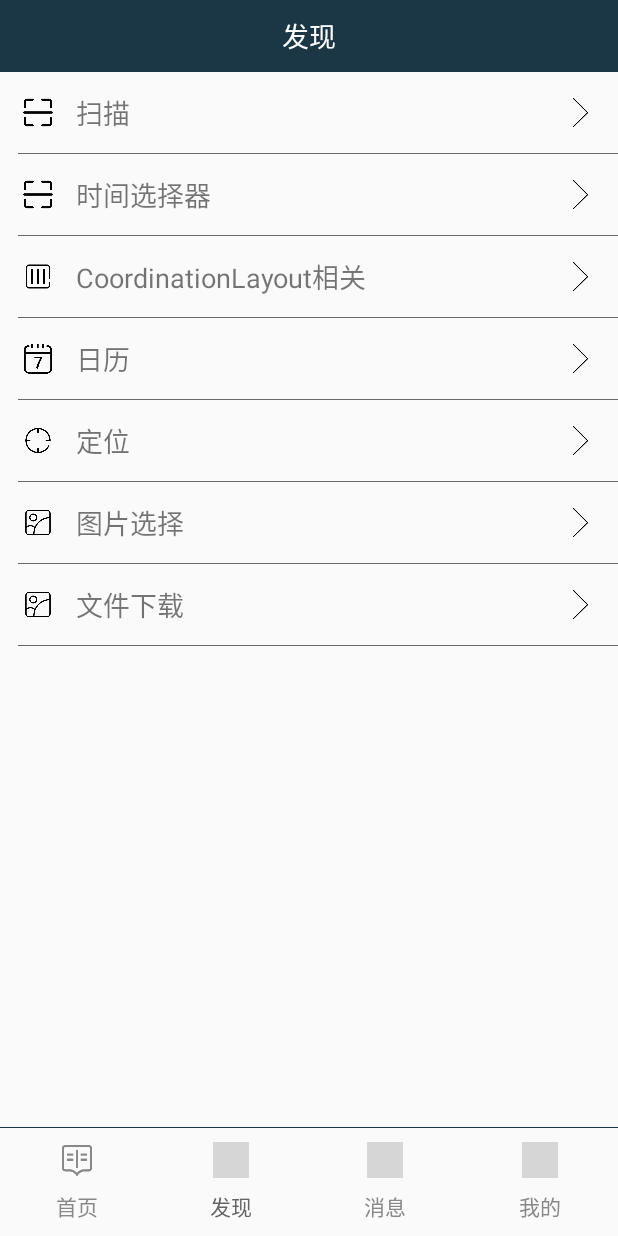
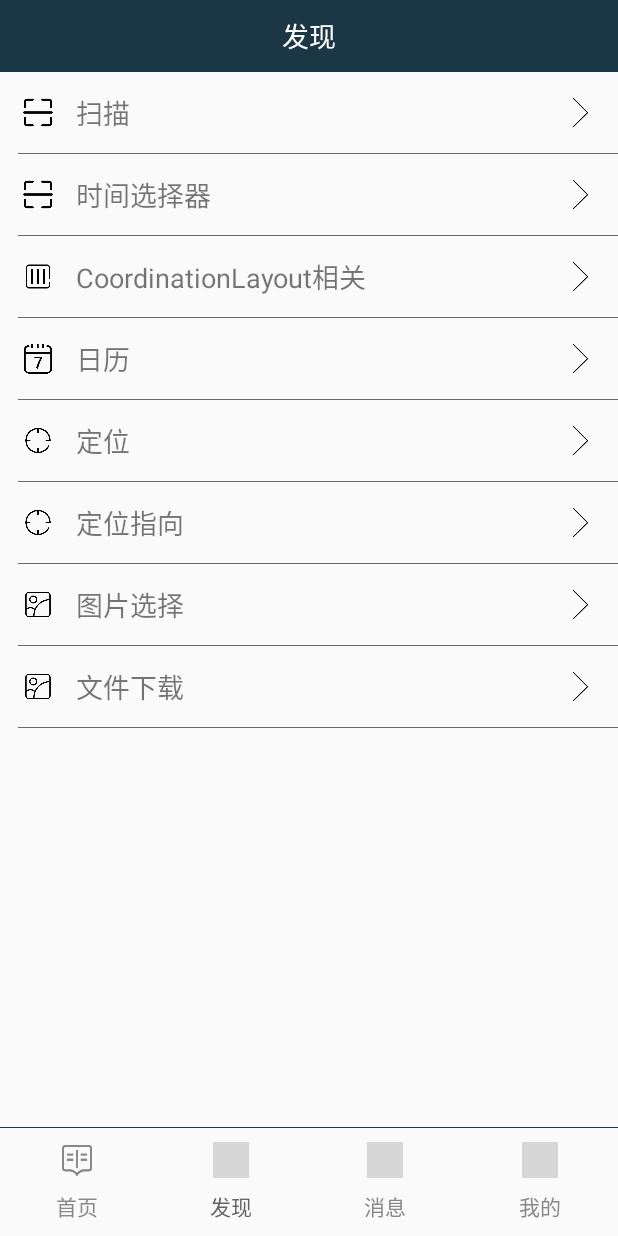
Before and after one commit to JustAlva/MyTestDemo, an Android app: the screen it shows after launch (MainActivity), item 2 of the bottom bar chosen, on a phone screen of 412 x 824 dp. Run offline under Robolectric (Android 15) with nearby library versions, the phone set to English and light mode, and no system bars; our stand-ins replace ButterKnife; libraries missing offline, so code that uses them is left out: com.blankj.utilcode, com.orhanobut.logger, com.tencent.android; 7 statements that could not run were skipped.

Commit message:
2018/04/13 zkd

```diff
--- a/app/build.gradle
+++ b/app/build.gradle
@@ -127,4 +127,5 @@ dependencies {
 
     //mid包
     implementation 'com.tencent.mid:mid:4.0.6-release'
+    implementation 'com.google.android.gms:play-services-maps:12.0.1'
 }
--- a/app/src/main/AndroidManifest.xml
+++ b/app/src/main/AndroidManifest.xml
@@ -117,7 +117,8 @@
         <activity android:name=".blankj.activity.BlankjPermissionActivity" />
         <activity android:name=".statusbar.activity.DrawableLayoutBarActivity" />
         <activity android:name=".test.activity.TestActivity" />
-        <activity android:name=".xinge.activity.MyNewsActivity"></activity>
+        <activity android:name=".xinge.activity.MyNewsActivity" />
+        <activity android:name=".location.activity.SenseLocationActivity"></activity>
     </application>
 
 </manifest>
--- a/app/src/main/java/com/lib/utils/datepicker/activity/DatePickerActivity.java
+++ b/app/src/main/java/com/lib/utils/datepicker/activity/DatePickerActivity.java
@@ -2,7 +2,6 @@ package com.lib.utils.datepicker.activity;
 
 import android.os.Bundle;
 import android.support.annotation.Nullable;
-import android.support.v7.app.AppCompatActivity;
 import android.view.View;
 import android.widget.Button;
 
--- a/app/src/main/java/com/lib/utils/fragment/FindFragment.java
+++ b/app/src/main/java/com/lib/utils/fragment/FindFragment.java
@@ -50,6 +50,8 @@ public class FindFragment extends BaseFragment implements OnCheckDoubleClick{
     MenuLinearLayout mlSelectPicture;
     @BindView(R.id.ml_find_file_download)
     MenuLinearLayout mlFileDownload;
+    @BindView(R.id.ml_find_location2)
+    MenuLinearLayout mlLocation2;
 
     @Override
     protected View setContentView(LayoutInflater inflater) {
@@ -79,6 +81,8 @@ public class FindFragment extends BaseFragment implements OnCheckDoubleClick{
         mlDatePicker.setOnClickListener(doubleClickListener);
         //定位
         mlLocation.setOnClickListener(doubleClickListener);
+        //定位指向
+        mlLocation2.setOnClickListener(doubleClickListener);
         //图片选择
         mlSelectPicture.setOnClickListener(doubleClickListener);
         //文件下载
@@ -114,6 +118,10 @@ public class FindFragment extends BaseFragment implements OnCheckDoubleClick{
                 //定位
                 startActivity(GetLocationActivity.class);
                 break;
+            case R.id.ml_find_location2:
+                //定位指向
+
+                break;
             case R.id.ml_find_select_picture:
                 //图片选择
                 startActivity(SelectPictureActivity.class);
--- a/app/src/main/res/layout/fragment_main_find.xml
+++ b/app/src/main/res/layout/fragment_main_find.xml
@@ -57,6 +57,14 @@
                 app:iconLeft="@drawable/icon_location"
                 app:iconRight="@drawable/arow_right"
                 app:textContent="定位" />
+            <!--定位2-->
+            <com.lib.utils.views.MenuLinearLayout
+                android:id="@+id/ml_find_location2"
+                android:layout_width="match_parent"
+                android:layout_height="wrap_content"
+                app:iconLeft="@drawable/icon_location"
+                app:iconRight="@drawable/arow_right"
+                app:textContent="定位指向" />
             <!--图片选择-->
             <com.lib.utils.views.MenuLinearLayout
                 android:id="@+id/ml_find_select_picture"
```
Also changed, not shown: app/src/main/java/com/lib/utils/location/activity/GetLocationActivity.java (+0 -11 lines), app/src/main/java/com/lib/utils/location/activity/SenseLocationActivity.java (added, +47 -0 lines), app/src/main/res/layout/activity_sense_location.xml (added, +32 -0 lines).
